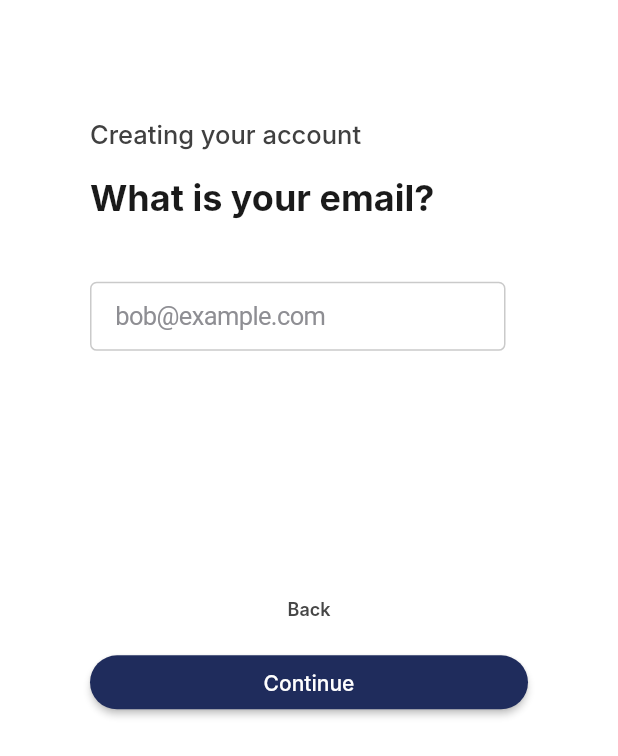
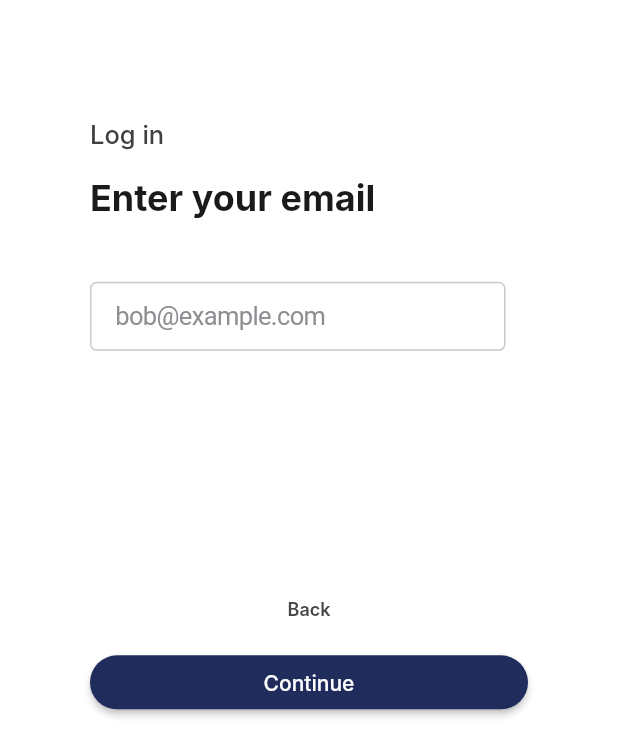
Before and after one commit to BU-Spark/se-courtinfo-mobile-flutter, a Flutter app: the SignUp screen opened by its route, after a tap on "Back", after a tap on "Log in", on a phone screen of 412 x 824 dp. Shown: the top 756 px of the screen. Run offline on Flutter 3.47's test engine with Material 2 defaults, Android fonts, the phone set to English and light mode, and no system bars; our stand-ins replace email_validator, go_router, shared_preferences; missing offline and left inert: cunning_document_scanner; accounts and stored records are empty; Roboto replaces fonts that are missing (Inter).

Commit message:
Provider Updated
1. separated widgets for login and signup
2. Implemented onContinuePressed inside "Continue" button for api connection for login and signup.

```diff
--- a/lib/models/user.dart
+++ b/lib/models/user.dart
@@ -1,14 +1,16 @@
 class User {
   int userId;
-  String name;
+  String first_name;
+  String last_name;
   String email;
   String type;
   String token;
   // String renewalToken;
 
-  User(
-      {required this.userId,
-      required this.name,
+  User({
+    required this.userId,
+    required this.first_name,
+    required this.last_name,
     required this.email,
     required this.type,
     required this.token,
@@ -20,9 +22,10 @@ class User {
   factory User.fromJson(Map<String, dynamic> responseData) {
     return User(
       userId: responseData['id'],
-      name: responseData['Username'],
+      first_name: responseData['FirstName'],
+      last_name: responseData['LastName'],
       email: responseData['Email'],
-       type : responseData['type'],
+      type: responseData['type'],
       token: responseData['token'],
       //  renewalToken : responseData['token'],
     );
--- a/lib/providers/user_provider.dart
+++ b/lib/providers/user_provider.dart
@@ -5,7 +5,8 @@ class UserProvider extends ChangeNotifier{
 
    User _user = User(
     userId: 0,
-    name: '',
+    first_name: '',
+    last_name: '',
     email: '',
     type: '',
     token: '',
--- a/lib/screens/login/log_in.dart
+++ b/lib/screens/login/log_in.dart
@@ -1,9 +1,9 @@
 import 'package:flutter/gestures.dart';
 import 'package:flutter/material.dart';
 import 'package:provider/provider.dart';
-import '../../utility/sliders/generalSlider.dart';
+import 'dart:async';
+import '../../utility/sliders/login_slider.dart';
 import '../../providers/auth_provider.dart';
-
 
 class Login extends StatefulWidget {
   const Login({super.key});
@@ -13,7 +13,6 @@ class Login extends StatefulWidget {
 }
 
 class _LoginState extends State<Login> {
-
   final formKey = GlobalKey<FormState>();
   String _email = "";
   String _password = "";
@@ -22,7 +21,7 @@ class _LoginState extends State<Login> {
   final PageController _pageController = PageController(initialPage: 0);
   final _passwordController = TextEditingController();
   final _emailController = TextEditingController();
-  late List<Sliders> _sliderWidgets;
+  late List<loginSlider> _sliderWidgets;
 
   @override
   void dispose() {
@@ -32,9 +31,87 @@ class _LoginState extends State<Login> {
     super.dispose();
   }
 
+  Future<bool> onContinuePressed() async {
+    final authProvider = Provider.of<AuthProvider>(context, listen: false);
+
+    final email = _emailController.text.trim();
+    final password = _passwordController.text.trim();
+    print(email);
+    print(password);
+
+    // Use a Completer to handle the asynchronous login process
+    Completer<bool> completer = Completer<bool>();
+
+    // Call the API login method using the authProvider
+    authProvider.login(email, password).then((success) {
+      // ignore: unrelated_type_equality_checks
+      if (success == true) {
+        // If signup is successful, complete the completer with true
+        print("Success login");
+        completer.complete(true);
+      } else {
+        print('Login failed');
+        // If signup fails, complete the completer with false
+        completer.complete(false);
+      }
+    }).catchError((error) {
+      print('Login error: $error');
+      // If there's an error, complete the completer with false
+      completer.complete(false);
+    });
+
+    // Return the future of the completer
+    return completer.future;
+  }
+
   @override
   Widget build(BuildContext context) {
     AuthProvider auth = Provider.of<AuthProvider>(context);
+    //Alternative: doLogin
+    double width = MediaQuery.of(context).size.width;
+    double height = MediaQuery.of(context).size.height;
+    List<Widget> _sliderWidgets = [
+      loginSlider(
+          height: height,
+          width: width,
+          title: "Log in",
+          question: "Enter your email",
+          holder: "bob@example.com",
+          error: "Please enter your email address correctly",
+          controller: _emailController,
+          pageController: _pageController,
+          onContinuePressed: onContinuePressed),
+      loginSlider(
+          height: height,
+          width: width,
+          title: "Log in",
+          question: "Enter your password",
+          holder: "Password",
+          error: "Please make sure that you enter the correct password",
+          controller: _passwordController,
+          pageController: _pageController,
+          onContinuePressed: onContinuePressed),
+    ];
+    return GestureDetector(
+      onTap: () {
+        FocusManager.instance.primaryFocus?.unfocus();
+      },
+      child: WillPopScope(
+        onWillPop: () async => false,
+        child: Scaffold(
+          backgroundColor: const Color.fromRGBO(255, 255, 255, 1),
+          body: PageView(
+            controller: _pageController,
+            physics:
+                const NeverScrollableScrollPhysics(), // Disable swipe navigation
+            children: _sliderWidgets,
+          ),
+        ),
+      ),
+    );
+  }
+}
+
   //  var doLogin = () {
   //     final form = formKey.currentState;
   //     if (form.validate()) {
@@ -61,51 +138,3 @@ class _LoginState extends State<Login> {
   //       ).show(context);
   //     }
   //   };
-
-    double width = MediaQuery.of(context).size.width;
-    double height = MediaQuery.of(context).size.height;
-    List<Widget> _sliderWidgets = [
-      Sliders(
-          height: height,
-          width: width,
-          title: "Creating your account",
-          question: "What is your email?",
-          holder: "bob@example.com",
-          error: "Please enter your email address correctly",
-          controller: _emailController,
-          pageController: _pageController,
-          onNextPressed: (_email) {
-            print('Email: $_email');
-          }),
-      Sliders(
-          height: height,
-          width: width,
-          title: "Creating your account",
-          question: "Create your password",
-          holder: "Password",
-          error: "Please make sure that you enter the correct password",
-          controller: _passwordController,
-          pageController: _pageController,
-          onNextPressed: (_password) {
-            print('Password: $_password');
-          }),
-    ];
-    return GestureDetector(
-      onTap: () {
-        FocusManager.instance.primaryFocus?.unfocus();
-      },
-      child: WillPopScope(
-        onWillPop: () async => false,
-        child: Scaffold(
-          backgroundColor: const Color.fromRGBO(255, 255, 255, 1),
-          body: PageView(
-            controller: _pageController,
-            physics:
-                const NeverScrollableScrollPhysics(), // Disable swipe navigation
-            children: _sliderWidgets,
-          ),
-        ),
-      ),
-    );
-  }
-}
--- a/lib/utility/app_url.dart
+++ b/lib/utility/app_url.dart
@@ -1,6 +1,6 @@
 class AppUrl {
-
-  static const String baseUrl = 'http://10.0.2.2:4000/api/v1';
+  static const String baseUrl = 'http://localhost/api';
+  // static const String baseUrl = 'http://10.0.2.2:4000/api/v1';
 
   static const String login = baseUrl + '/token';
   static const String register = baseUrl + '/signup';
--- a/lib/utility/sliders/generalSlider.dart
+++ b/lib/utility/sliders/login_slider.dart
@@ -2,8 +2,9 @@ import 'package:flutter/material.dart';
 import 'package:flutter/cupertino.dart';
 import 'package:go_router/go_router.dart';
 import '../validator.dart';
+import 'package:email_validator/email_validator.dart';
 
-class Sliders extends StatefulWidget {
+class loginSlider extends StatefulWidget {
   final double height;
   final double width;
   final String title;
@@ -12,9 +13,9 @@ class Sliders extends StatefulWidget {
   final String error;
   final TextEditingController controller;
   final PageController pageController;
-  final Function(String) onNextPressed;
+  final Future<bool> Function() onContinuePressed;
 
-  Sliders({
+  loginSlider({
     required this.height,
     required this.width,
     required this.title,
@@ -23,14 +24,14 @@ class Sliders extends StatefulWidget {
     required this.error,
     required this.controller,
     required this.pageController,
-    required this.onNextPressed,
+    required this.onContinuePressed,
   });
   @override
   // ignore: library_private_types_in_public_api
   _SlidersState createState() => _SlidersState();
 }
 
-class _SlidersState extends State<Sliders> {
+class _SlidersState extends State<loginSlider> {
   String warning = '';
 
   @override
@@ -168,7 +169,9 @@ class _SlidersState extends State<Sliders> {
                 onPressed: () {
                   final inputText = widget.controller.text.trim();
                   // validate if email format is right
-                  if (inputText.isEmpty || (widget.question.contains('email')  && !Validator.validateEmail(inputText)) ) {
+                  if (inputText.isEmpty ||
+                      (widget.question.contains('email') &&
+                          !Validator.validateEmail(inputText))) {
                     setState(() {
                       warning = widget.error;
                     });
@@ -176,10 +179,13 @@ class _SlidersState extends State<Sliders> {
                     setState(() {
                       warning = '';
                     });
-                     widget.onNextPressed(inputText);
-                    if (widget.pageController.page == 1 &&
-                        widget.error.contains("you")) {
-                      context.goNamed('home');
+                    if (widget.pageController.page == 1) {
+                      // Validate if user login info exists
+                      if (widget.onContinuePressed() == true){
+                        context.goNamed('home');
+                      } else {
+                        print('invalidate user info');
+                      }
                     } else {
                       widget.pageController.nextPage(
                         duration: const Duration(milliseconds: 300),
--- /dev/null
+++ b/lib/utility/sliders/signup_slider.dart
@@ -0,0 +1,197 @@
+import 'package:flutter/material.dart';
+import 'package:flutter/cupertino.dart';
+import 'package:go_router/go_router.dart';
+import '../validator.dart';
+import 'package:email_validator/email_validator.dart';
+
+class regSlider extends StatefulWidget {
+  final double height;
+  final double width;
+  final String title;
+  final String question;
+  final String holder;
+  final String error;
+  final TextEditingController controller;
+  final PageController pageController;
+  final void Function(String) onNextPressed;
+
+  regSlider({
+    required this.height,
+    required this.width,
+    required this.title,
+    required this.question,
+    required this.holder,
+    required this.error,
+    required this.controller,
+    required this.pageController,
+    required this.onNextPressed,
+  });
+  @override
+  // ignore: library_private_types_in_public_api
+  _SlidersState createState() => _SlidersState();
+}
+
+class _SlidersState extends State<regSlider> {
+  String warning = '';
+
+  @override
+  Widget build(BuildContext context) {
+    return Align(
+      alignment: const Alignment(0, 0),
+      child: Container(
+        padding: const EdgeInsets.fromLTRB(60, 39, 60, 39),
+        width: double.infinity,
+        height: 896,
+        child: Container(
+          width: double.infinity,
+          height: 480.23,
+          child: Column(
+            crossAxisAlignment: CrossAxisAlignment.stretch,
+            children: [
+              SizedBox(height: widget.height * 0.05),
+
+              // "Creating your account"
+              Align(
+                alignment: Alignment.centerLeft,
+                child: Text(
+                  widget.title,
+                  style: const TextStyle(
+                    color: Color(0xff404040), // Change the text color to red
+                    fontSize: 17.0,
+                    fontWeight: FontWeight.w500,
+                  ),
+                ),
+              ),
+              SizedBox(height: widget.height * 0.02),
+
+              // Question
+              Align(
+                alignment: Alignment.centerLeft,
+                child: Text(
+                  widget.question,
+                  style: const TextStyle(
+                    color: Color.fromARGB(
+                        255, 26, 26, 26), // Change the text color to red
+                    fontSize: 24.0,
+                    fontWeight: FontWeight.w700,
+                  ),
+                  textAlign: TextAlign.center,
+                ),
+              ),
+              SizedBox(height: widget.height * 0.05),
+
+              // Enter answer
+              Padding(
+                padding: const EdgeInsets.fromLTRB(0, 0, 15, 0),
+                child: CupertinoTextField(
+                  style: const TextStyle(
+                    color: Colors.black, // Change the color of the text to red
+                  ),
+                  decoration: BoxDecoration(
+                    color: const Color.fromARGB(255, 255, 255,
+                        255), // Change the background color to light blue
+                    borderRadius: BorderRadius.circular(4.42),
+                    border: Border.all(
+                      color: const Color(0xffcacaca),
+                      width: 1.0,
+                    ),
+                  ),
+                  controller: widget.controller,
+                  obscureText: widget.question.contains('password'),
+                  placeholder: widget.holder,
+                  placeholderStyle: CupertinoTheme.of(context)
+                      .textTheme
+                      .textStyle
+                      .copyWith(color: CupertinoColors.systemGrey),
+                  padding: const EdgeInsets.symmetric(
+                      vertical: 12.0, horizontal: 16.0),
+                ),
+              ),
+              const SizedBox(height: 8),
+
+              // Error message (if needed)
+              StatefulBuilder(
+                builder: (BuildContext context, StateSetter setState) {
+                  return Text(
+                    warning,
+                    style: const TextStyle(
+                      color: Color(0xffb31013),
+                      fontSize: 16.0,
+                      fontWeight: FontWeight.bold,
+                    ),
+                  );
+                },
+              ),
+              const SizedBox(height: 120.0),
+
+              // Back Button
+              ElevatedButton(
+                style: ElevatedButton.styleFrom(
+                  elevation: 0,
+                  shape: RoundedRectangleBorder(
+                    borderRadius: BorderRadius.circular(50.0),
+                  ),
+                  backgroundColor: const Color.fromARGB(
+                      255, 255, 255, 255), // Background color
+                ),
+                onPressed: () {
+                  if (widget.pageController.page == 0) {
+                    context.goNamed('welcome');
+                  } else {
+                    warning = '';
+                    widget.pageController.previousPage(
+                      duration: const Duration(milliseconds: 300),
+                      curve: Curves.ease,
+                    );
+                  }
+                },
+                child: const Text(
+                  'Back',
+                  textAlign: TextAlign.center,
+                  style: TextStyle(
+                    fontSize: 12,
+                    fontWeight: FontWeight.w600,
+                    height: 1.6699999173,
+                    color: Color(0xff464646),
+                  ),
+                ),
+              ),
+
+              // Continue button
+              const SizedBox(height: 2),
+              ElevatedButton(
+                style: ElevatedButton.styleFrom(
+                  shape: RoundedRectangleBorder(
+                    borderRadius: BorderRadius.circular(50.0),
+                  ),
+                  backgroundColor: const Color(0xff1f2c5c), // Background color
+                ),
+                onPressed: () {
+                  final inputText = widget.controller.text.trim();
+                  // validate if email format is right
+                  if (inputText.isEmpty ||
+                      (widget.question.contains('email') &&
+                          !Validator.validateEmail(inputText))) {
+                    setState(() {
+                      warning = widget.error;
+                    });
+                  } else {
+                    setState(() {
+                      warning = '';
+                    });
+                    widget.onNextPressed(inputText);
+                    widget.pageController.nextPage(
+                      duration: const Duration(milliseconds: 300),
+                      curve: Curves.ease,
+                    );
+                  }
+                },
+                child: const Text('Continue'),
+              ),
+            ],
+          ),
+        ),
+      ),
+    );
+  }
+}
--- a/pubspec.yaml
+++ b/pubspec.yaml
@@ -34,6 +34,7 @@ dependencies:
   provider: ^6.0.0
   shared_preferences: ^2.1.2
   http: ^0.13.6
+  email_validator: '^2.1.16'
 
   # The following adds the Cupertino Icons font to your application.
   # Use with the CupertinoIcons class for iOS style icons.
```
Also changed, not shown: lib/providers/auth_provider.dart (+7 -5 lines), lib/screens/signup/sign_up.dart (+46 -20 lines), lib/utility/shared_pref.dart (+7 -4 lines), lib/utility/sliders/nameSlider.dart (+14 -10 lines), pubspec.lock. Lines whose indentation alone changed are shown as unchanged.
